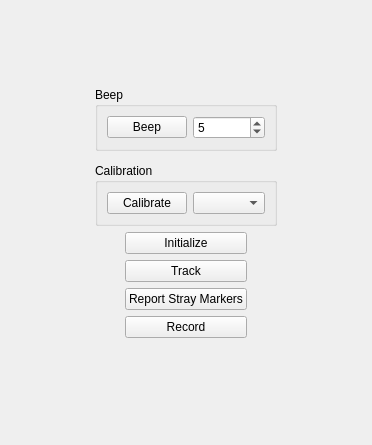
This is code/mtsNDISerialControllerQtWidget.ui in jhu-saw/sawNDITracker as Qt 5 draws it before an edit. The edited form follows.
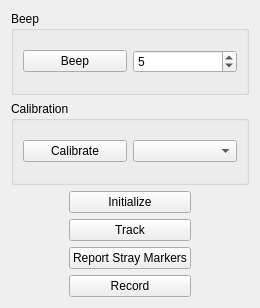
This is the edited form.

Commit message: /trunk, sawNDITracker: enabled dynamic creation; using a single timer in mtsNDISerialControllerQtComponent to update GUI (tool positions), as opposed to having a timer per tool; renamed config.xml to prevent conflict with other config.xml (as they all get copied to saw/bin).

Diff of the .ui file:
```diff
--- a/code/mtsNDISerialControllerQtWidget.ui
+++ b/code/mtsNDISerialControllerQtWidget.ui
@@ -6,41 +6,15 @@
    <rect>
     <x>0</x>
     <y>0</y>
-    <width>372</width>
-    <height>445</height>
+    <width>260</width>
+    <height>308</height>
    </rect>
   </property>
   <property name="windowTitle">
    <string>Form</string>
   </property>
   <layout class="QGridLayout" name="gridLayout">
-   <item row="0" column="2">
-    <spacer name="SpacerTop">
-     <property name="orientation">
-      <enum>Qt::Vertical</enum>
-     </property>
-     <property name="sizeHint" stdset="0">
-      <size>
-       <width>20</width>
-       <height>40</height>
-      </size>
-     </property>
-    </spacer>
-   </item>
-   <item row="1" column="0" rowspan="7">
-    <spacer name="SpacerLeftTop">
-     <property name="orientation">
-      <enum>Qt::Horizontal</enum>
-     </property>
-     <property name="sizeHint" stdset="0">
-      <size>
-       <width>40</width>
-       <height>20</height>
-      </size>
-     </property>
-    </spacer>
-   </item>
-   <item row="1" column="1" colspan="3">
+   <item row="0" column="0" colspan="3">
     <widget class="QGroupBox" name="BoxBeep">
      <property name="title">
       <string>Beep</string>
@@ -69,20 +43,7 @@
      </layout>
     </widget>
    </item>
-   <item row="1" column="4" rowspan="7">
-    <spacer name="SpacerRightTop">
-     <property name="orientation">
-      <enum>Qt::Horizontal</enum>
-     </property>
-     <property name="sizeHint" stdset="0">
-      <size>
-       <width>40</width>
-       <height>20</height>
-      </size>
-     </property>
-    </spacer>
-   </item>
-   <item row="3" column="1" colspan="3">
+   <item row="1" column="0" colspan="3">
     <widget class="QGroupBox" name="BoxCalibration">
      <property name="title">
       <string>Calibration</string>
@@ -104,7 +65,7 @@
      </layout>
     </widget>
    </item>
-   <item row="5" column="2">
+   <item row="3" column="1">
     <widget class="QPushButton" name="ButtonTrack">
      <property name="text">
       <string>Track</string>
@@ -114,7 +75,7 @@
      </property>
     </widget>
    </item>
-   <item row="7" column="2">
+   <item row="5" column="1">
     <widget class="QPushButton" name="ButtonRecord">
      <property name="text">
       <string>Record</string>
@@ -124,56 +85,17 @@
      </property>
     </widget>
    </item>
-   <item row="8" column="0">
-    <spacer name="SpacerLeftBottom">
-     <property name="orientation">
-      <enum>Qt::Horizontal</enum>
-     </property>
-     <property name="sizeHint" stdset="0">
-      <size>
-       <width>40</width>
-       <height>20</height>
-      </size>
-     </property>
-    </spacer>
-   </item>
-   <item row="8" column="1" colspan="3">
+   <item row="6" column="0" colspan="3">
     <layout class="QVBoxLayout" name="LayoutTools"/>
    </item>
-   <item row="9" column="2">
-    <spacer name="SpacerBottom">
-     <property name="orientation">
-      <enum>Qt::Vertical</enum>
-     </property>
-     <property name="sizeHint" stdset="0">
-      <size>
-       <width>20</width>
-       <height>40</height>
-      </size>
-     </property>
-    </spacer>
-   </item>
-   <item row="8" column="4">
-    <spacer name="SpacerRightBottom">
-     <property name="orientation">
-      <enum>Qt::Horizontal</enum>
-     </property>
-     <property name="sizeHint" stdset="0">
-      <size>
-       <width>40</width>
-       <height>20</height>
-      </size>
-     </property>
-    </spacer>
-   </item>
-   <item row="4" column="2">
+   <item row="2" column="1">
     <widget class="QPushButton" name="ButtonInitialize">
      <property name="text">
       <string>Initialize</string>
      </property>
     </widget>
    </item>
-   <item row="6" column="2">
+   <item row="4" column="1">
     <widget class="QPushButton" name="ButtonReportStrayMarkers">
      <property name="text">
       <string>Report Stray Markers</string>
```
The commit also changes 9 other files.
